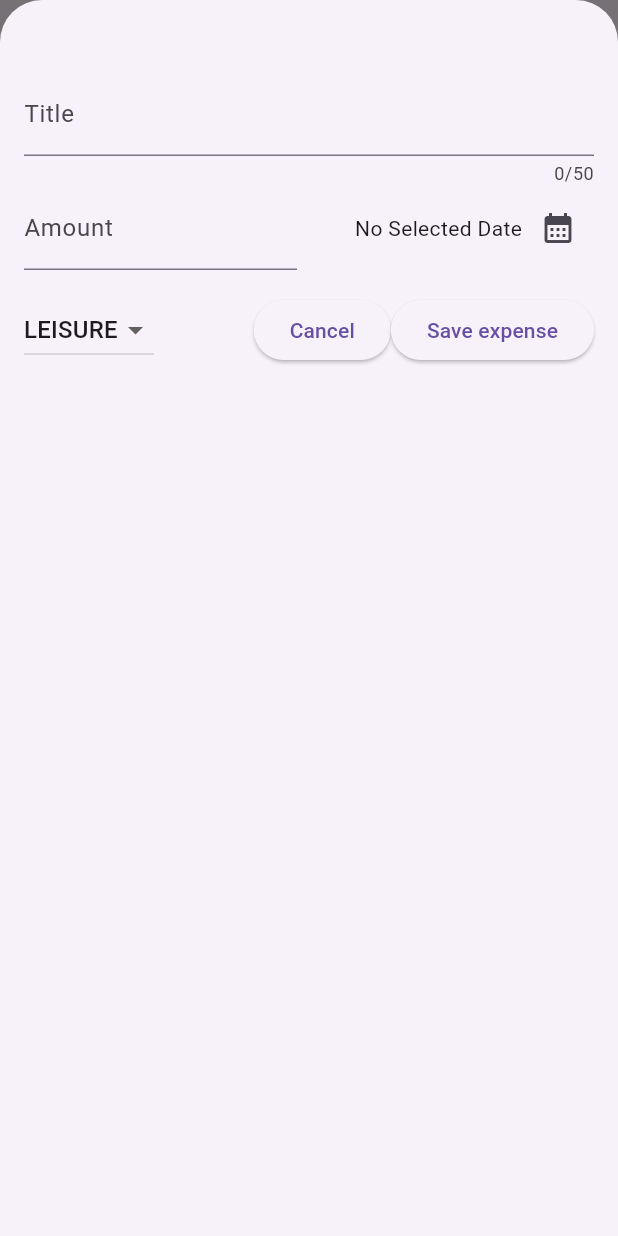
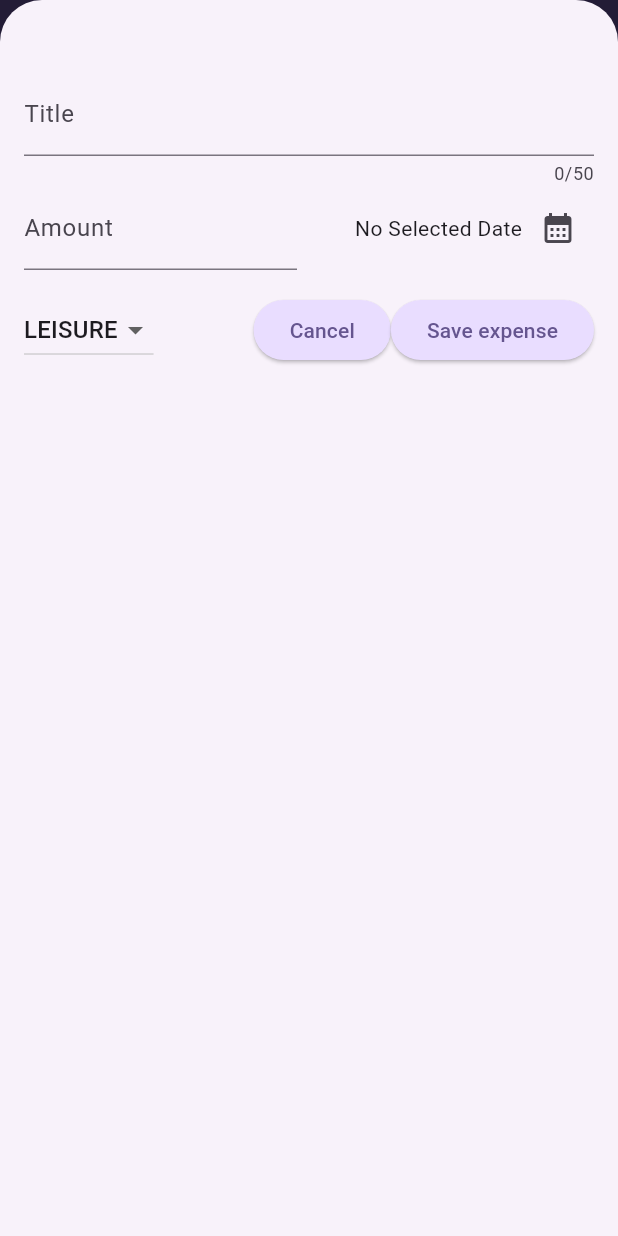
Before and after one commit to magoriky/expense_tracker, a Flutter app: the screen it shows after launch, after a tap on the "add" icon, on a phone screen of 412 x 824 dp. Run offline on Flutter 3.47's test engine with Material 3 defaults, Android fonts, the phone set to English and light mode, and no system bars.

Commit message:
dark mode added

```diff
--- a/lib/main.dart
+++ b/lib/main.dart
@@ -1,10 +1,57 @@
 import 'package:flutter/material.dart';
 import 'package:expense_tracker/expenses.dart';
 
+var kColorScheme = ColorScheme.fromSeed(
+  seedColor: const Color.fromARGB(255, 96, 59, 181),
+);
+
+var kDarkColorScheme = ColorScheme.fromSeed(
+  brightness: Brightness.dark,
+  seedColor: const Color.fromARGB(255, 5, 99, 125),
+);
+
 void main() {
   runApp(
-    const MaterialApp(
-      home: Expenses(),
+    MaterialApp(
+      darkTheme: ThemeData.dark(useMaterial3: true).copyWith(
+        colorScheme: kDarkColorScheme,
+        cardTheme: const CardTheme().copyWith(
+          color: kDarkColorScheme.secondaryContainer,
+          margin: const EdgeInsets.symmetric(horizontal: 16, vertical: 8),
+        ),
+        elevatedButtonTheme: ElevatedButtonThemeData(
+          style: ElevatedButton.styleFrom(
+              backgroundColor: kDarkColorScheme.primaryContainer,
+              foregroundColor: kDarkColorScheme.onPrimaryContainer),
+        ),
+      ),
+      theme: ThemeData.light(
+        useMaterial3: true,
+      ).copyWith(
+          colorScheme: kColorScheme,
+          appBarTheme: const AppBarTheme().copyWith(
+            backgroundColor: kColorScheme.onPrimaryContainer,
+            foregroundColor: kColorScheme.primaryContainer,
+          ),
+          cardTheme: const CardTheme().copyWith(
+            color: kColorScheme.secondaryContainer,
+            margin: const EdgeInsets.symmetric(horizontal: 16, vertical: 8),
+          ),
+          elevatedButtonTheme: ElevatedButtonThemeData(
+            style: ElevatedButton.styleFrom(
+              backgroundColor: kColorScheme.primaryContainer,
+            ),
+          ),
+          textTheme: ThemeData().textTheme.copyWith(
+                titleLarge: TextStyle(
+                  fontWeight: FontWeight.bold,
+                  color: kColorScheme.onSecondaryContainer,
+                  fontSize: 16,
+                ),
+              )), //*In here, we are just setting a theme for text, for large Text
+      themeMode: ThemeMode.system,
+      //themeMode: ThemeMode.dark,
+      home: const Expenses(),
     ),
   );
 }
--- a/lib/widgets/expenses_list/expense_item.dart
+++ b/lib/widgets/expenses_list/expense_item.dart
@@ -13,9 +13,13 @@ class ExpenseItem extends StatelessWidget {
           vertical: 16,
         ),
         child: Column(
+          crossAxisAlignment: CrossAxisAlignment.start,
           children: [
             Text(
               expense.title,
+              style: Theme.of(context)
+                  .textTheme
+                  .titleLarge, //* using Theme.of(context) flutter connects this widget to the Theme above
             ),
             const SizedBox(height: 4),
             Row(
--- a/lib/widgets/expenses_list/expenses_list.dart
+++ b/lib/widgets/expenses_list/expenses_list.dart
@@ -12,6 +12,11 @@ class ExpensesList extends StatelessWidget {
     return ListView.builder(
       itemCount: expenses.length,
       itemBuilder: (ctx, index) => Dismissible(
+        background: Container(
+          color: Theme.of(context).colorScheme.error.withOpacity(0.75),
+          margin: EdgeInsets.symmetric(
+              horizontal: Theme.of(context).cardTheme.margin!.horizontal),
+        ),
         key: ValueKey(expenses[index]),
         onDismissed: (direction) {
           onRemoveExpense(expenses[index]);
```
Also changed, not shown: lib/models/expense.dart (+25 -0 lines), lib/widgets/new_expense.dart (+0 -14 lines).
